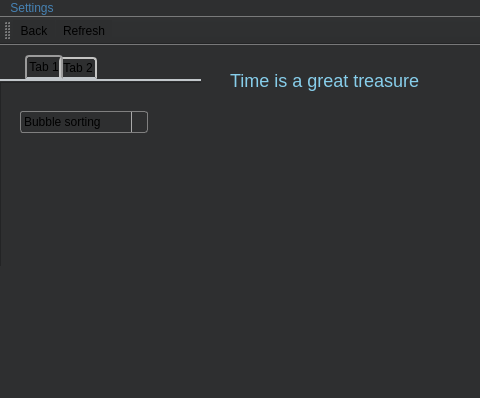
Old version of the form time_calculate.ui in the repository Sapfir0/QT_PROJECT; both pictures show x 0 to 480 and y 0 to 398 of the 640 by 497 pixel window.
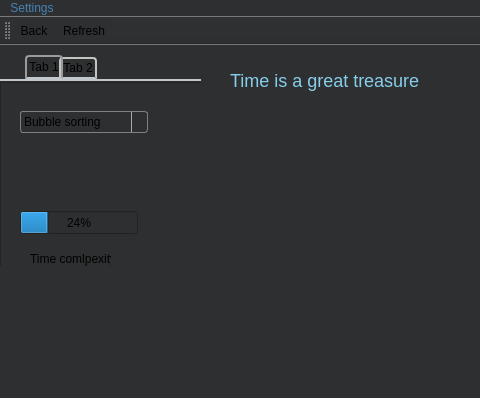
New version of the form. The open tabs and pages were chosen to show the change. Icons and pictures are not drawn.

Patch:
```diff
--- a/time_calculate.ui
+++ b/time_calculate.ui
@@ -289,6 +289,32 @@
        </property>
       </item>
      </widget>
+     <widget class="QLabel" name="label_3">
+      <property name="geometry">
+       <rect>
+        <x>30</x>
+        <y>170</y>
+        <width>81</width>
+        <height>16</height>
+       </rect>
+      </property>
+      <property name="text">
+       <string>Time comlpexity</string>
+      </property>
+     </widget>
+     <widget class="QProgressBar" name="progressBar">
+      <property name="geometry">
+       <rect>
+        <x>20</x>
+        <y>130</y>
+        <width>118</width>
+        <height>23</height>
+       </rect>
+      </property>
+      <property name="value">
+       <number>24</number>
+      </property>
+     </widget>
     </widget>
     <widget class="QWidget" name="tab_2">
      <attribute name="title">
```
Left out of the diff: 2 changed lines with no effect on the pictures.
